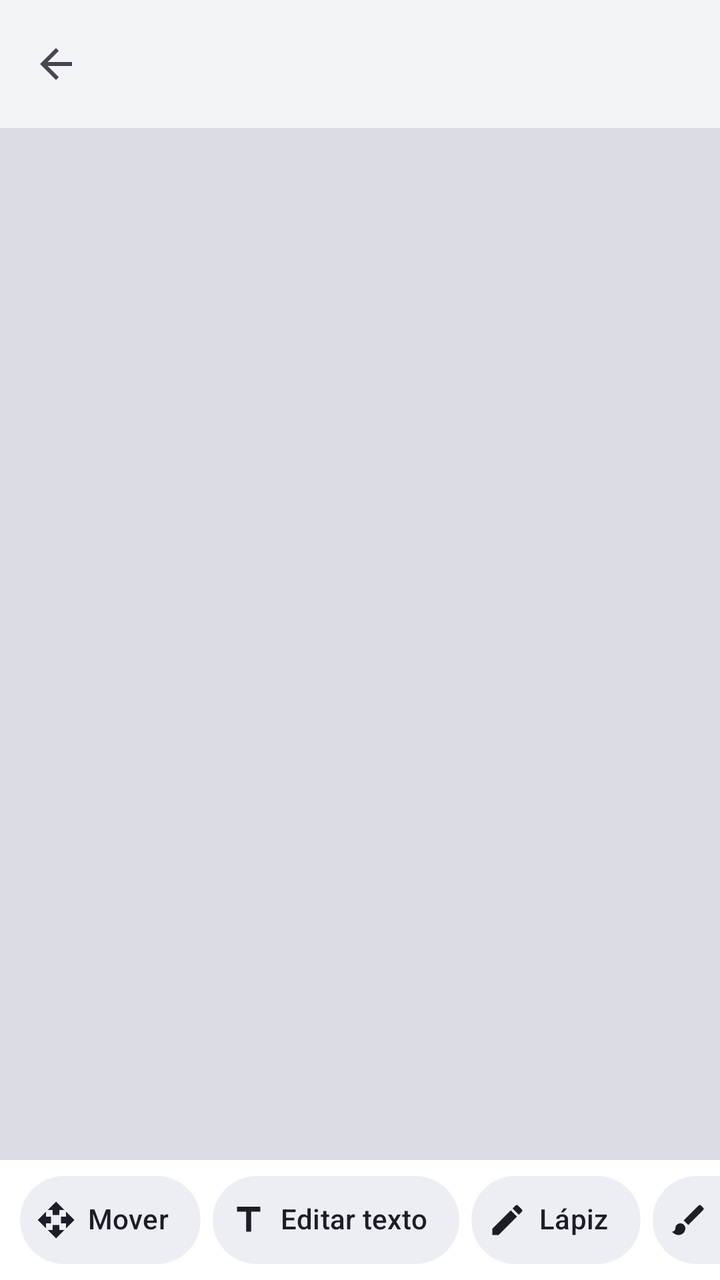
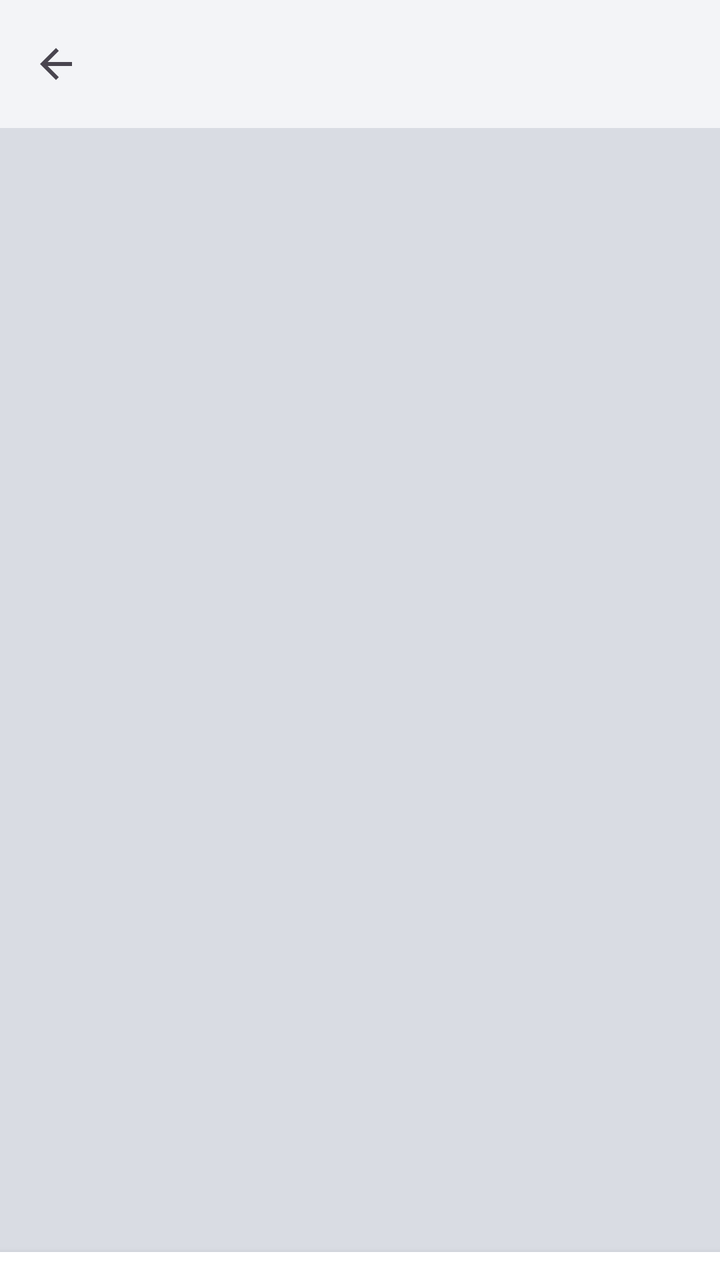

Compare the two renders of this Android layout. The source of the first and the diff that turns it into the second are given below.
<!-- AndroidManifest.xml: application theme Theme.GigaPDF -->
<!-- res/layout/activity_editor.xml -->
<?xml version="1.0" encoding="utf-8"?>
<LinearLayout xmlns:android="http://schemas.android.com/apk/res/android"
    xmlns:app="http://schemas.android.com/apk/res-auto"
    android:layout_width="match_parent"
    android:layout_height="match_parent"
    android:background="@color/page_bg"
    android:orientation="vertical">

    <com.google.android.material.appbar.MaterialToolbar
        android:id="@+id/toolbar"
        android:layout_width="match_parent"
        android:layout_height="?attr/actionBarSize"
        android:background="@color/bg"
        app:navigationIcon="@drawable/ic_back"
        app:subtitleTextColor="@color/text_soft"
        app:titleTextAppearance="@style/TextAppearance.Material3.TitleMedium" />

    <FrameLayout
        android:layout_width="match_parent"
        android:layout_height="0dp"
        android:layout_weight="1">

        <androidx.recyclerview.widget.RecyclerView
            android:id="@+id/pages"
            android:layout_width="match_parent"
            android:layout_height="match_parent"
            android:clipToPadding="false"
            android:paddingStart="10dp"
            android:paddingTop="10dp"
            android:paddingEnd="10dp"
            android:paddingBottom="24dp" />

        <TextView
            android:id="@+id/hint"
            android:layout_width="wrap_content"
            android:layout_height="wrap_content"
            android:layout_gravity="top|center_horizontal"
            android:layout_marginTop="12dp"
            android:background="@drawable/bg_hint"
            android:paddingStart="16dp"
            android:paddingTop="8dp"
            android:paddingEnd="16dp"
            android:paddingBottom="8dp"
            android:textColor="@color/on_primary"
            android:textSize="13sp"
            android:visibility="gone" />

        <FrameLayout
            android:id="@+id/busy"
            android:layout_width="match_parent"
            android:layout_height="match_parent"
            android:background="#66FFFFFF"
            android:clickable="true"
            android:focusable="true"
            android:visibility="gone">

            <ProgressBar
                android:layout_width="wrap_content"
                android:layout_height="wrap_content"
                android:layout_gravity="center" />
        </FrameLayout>
    </FrameLayout>

    <HorizontalScrollView
        android:layout_width="match_parent"
        android:layout_height="wrap_content"
        android:background="@color/surface"
        android:scrollbars="none">

        <LinearLayout
            android:layout_width="wrap_content"
            android:layout_height="wrap_content"
            android:gravity="center_vertical"
            android:orientation="horizontal"
            android:paddingStart="10dp"
            android:paddingTop="6dp"
            android:paddingEnd="10dp"
            android:paddingBottom="6dp">

            <com.google.android.material.chip.ChipGroup
                android:id="@+id/tools"
                android:layout_width="wrap_content"
                android:layout_height="wrap_content"
                app:chipSpacingHorizontal="6dp"
                app:selectionRequired="true"
                app:singleLine="true"
                app:singleSelection="true">
                <com.google.android.material.chip.Chip
                    android:id="@+id/toolPan"
                    style="@style/ToolChip"
                    android:layout_width="wrap_content"
                    android:layout_height="wrap_content"
                    android:text="Mover"
                    app:chipIcon="@drawable/ic_pan" />
                <com.google.android.material.chip.Chip
                    android:id="@+id/toolEditText"
                    style="@style/ToolChip"
                    android:layout_width="wrap_content"
                    android:layout_height="wrap_content"
                    android:text="Editar texto"
                    app:chipIcon="@drawable/ic_text" />
                <com.google.android.material.chip.Chip
                    android:id="@+id/toolPen"
                    style="@style/ToolChip"
                    android:layout_width="wrap_content"
                    android:layout_height="wrap_content"
                    android:text="Lápiz"
                    app:chipIcon="@drawable/ic_pen" />
                <com.google.android.material.chip.Chip
                    android:id="@+id/toolHighlight"
                    style="@style/ToolChip"
                    android:layout_width="wrap_content"
                    android:layout_height="wrap_content"
                    android:text="Resaltar"
                    app:chipIcon="@drawable/ic_highlight" />
                <com.google.android.material.chip.Chip
                    android:id="@+id/toolText"
                    style="@style/ToolChip"
                    android:layout_width="wrap_content"
                    android:layout_height="wrap_content"
                    android:text="Añadir texto"
                    app:chipIcon="@drawable/ic_add" />
                <com.google.android.material.chip.Chip
                    android:id="@+id/toolSign"
                    style="@style/ToolChip"
                    android:layout_width="wrap_content"
                    android:layout_height="wrap_content"
                    android:text="Firma"
                    app:chipIcon="@drawable/ic_sign" />
                <com.google.android.material.chip.Chip
                    android:id="@+id/toolErase"
                    style="@style/ToolChip"
                    android:layout_width="wrap_content"
                    android:layout_height="wrap_content"
                    android:text="Borrar"
                    app:chipIcon="@drawable/ic_eraser" />
            </com.google.android.material.chip.ChipGroup>

            <View
                android:layout_width="1dp"
                android:layout_height="28dp"
                android:layout_marginStart="8dp"
                android:layout_marginEnd="8dp"
                android:background="@color/divider" />

            <com.google.android.material.chip.Chip
                android:id="@+id/btnColor"
                style="@style/Widget.Material3.Chip.Assist"
                android:layout_width="wrap_content"
                android:layout_height="wrap_content"
                android:text="Color"
                app:chipIcon="@drawable/ic_circle"
                app:chipStrokeWidth="0dp"
                app:chipBackgroundColor="@color/surface_soft" />

            <com.google.android.material.chip.Chip
                android:id="@+id/btnUndo"
                style="@style/Widget.Material3.Chip.Assist"
                android:layout_width="wrap_content"
                android:layout_height="wrap_content"
                android:layout_marginStart="6dp"
                android:text="Deshacer"
                app:chipIcon="@drawable/ic_undo"
                app:chipStrokeWidth="0dp"
                app:chipBackgroundColor="@color/surface_soft" />
        </LinearLayout>
    </HorizontalScrollView>
</LinearLayout>
<!-- resources referenced by this layout -->
<resources>
  <color name="surface_soft">#ECEEF3</color>
  <!-- drawable ic_add (drawable) -->
  <?xml version="1.0" encoding="utf-8"?>
  <vector xmlns:android="http://schemas.android.com/apk/res/android" android:width="24dp" android:height="24dp" android:viewportWidth="24" android:viewportHeight="24" android:tint="?attr/colorControlNormal">
      <path android:fillColor="@android:color/white" android:pathData="M19,13h-6v6h-2v-6H5v-2h6V5h2v6h6v2z"/>
  </vector>
  <!-- drawable ic_circle (drawable) -->
  <?xml version="1.0" encoding="utf-8"?>
  <vector xmlns:android="http://schemas.android.com/apk/res/android" android:width="24dp" android:height="24dp" android:viewportWidth="24" android:viewportHeight="24" android:tint="?attr/colorControlNormal">
      <path android:fillColor="@android:color/white" android:pathData="M12,3c4.97,0 9,4.03 9,9s-4.03,9 -9,9 -9,-4.03 -9,-9 4.03,-9 9,-9z"/>
  </vector>
  <!-- drawable ic_eraser (drawable) -->
  <?xml version="1.0" encoding="utf-8"?>
  <vector xmlns:android="http://schemas.android.com/apk/res/android" android:width="24dp" android:height="24dp" android:viewportWidth="24" android:viewportHeight="24" android:tint="?attr/colorControlNormal">
      <path android:fillColor="@android:color/white" android:pathData="M16.24,3.56l4.95,4.95c0.78,0.79 0.78,2.05 0,2.84L12,20.53c-1.56,1.56 -4.1,1.56 -5.66,0L2.81,17c-0.78,-0.79 -0.78,-2.05 0,-2.84l10.6,-10.6c0.79,-0.78 2.05,-0.78 2.83,0zM4.22,15.58l3.54,3.53c0.78,0.79 2.04,0.79 2.83,0l3.53,-3.53 -4.95,-4.95 -4.95,4.95z"/>
  </vector>
  <!-- drawable ic_highlight (drawable) -->
  <?xml version="1.0" encoding="utf-8"?>
  <vector xmlns:android="http://schemas.android.com/apk/res/android" android:width="24dp" android:height="24dp" android:viewportWidth="24" android:viewportHeight="24" android:tint="?attr/colorControlNormal">
      <path android:fillColor="@android:color/white" android:pathData="M7,14c-1.66,0 -3,1.34 -3,3 0,1.31 -1.16,2 -2,2 0.92,1.22 2.49,2 4,2 2.21,0 4,-1.79 4,-4 0,-1.66 -1.34,-3 -3,-3zM20.71,4.63l-1.34,-1.34c-0.39,-0.39 -1.02,-0.39 -1.41,0L9,12.25 11.75,15l8.96,-8.96c0.39,-0.39 0.39,-1.02 0,-1.41z"/>
  </vector>
  <!-- drawable ic_pan (drawable) -->
  <?xml version="1.0" encoding="utf-8"?>
  <vector xmlns:android="http://schemas.android.com/apk/res/android" android:width="24dp" android:height="24dp" android:viewportWidth="24" android:viewportHeight="24" android:tint="?attr/colorControlNormal">
      <path android:fillColor="@android:color/white" android:pathData="M10,9h4V6h3l-5,-5 -5,5h3v3zM9,10H6V7l-5,5 5,5v-3h3v-4zM23,12l-5,-5v3h-3v4h3v3l5,-5zM14,15h-4v3H7l5,5 5,-5h-3v-3z"/>
  </vector>
  <!-- drawable ic_pen (drawable) -->
  <?xml version="1.0" encoding="utf-8"?>
  <vector xmlns:android="http://schemas.android.com/apk/res/android" android:width="24dp" android:height="24dp" android:viewportWidth="24" android:viewportHeight="24" android:tint="?attr/colorControlNormal">
      <path android:fillColor="@android:color/white" android:pathData="M3,17.25V21h3.75L17.81,9.94l-3.75,-3.75L3,17.25zM20.71,7.04c0.39,-0.39 0.39,-1.02 0,-1.41l-2.34,-2.34c-0.39,-0.39 -1.02,-0.39 -1.41,0l-1.83,1.83 3.75,3.75 1.83,-1.83z"/>
  </vector>
  <!-- drawable ic_sign (drawable) -->
  <?xml version="1.0" encoding="utf-8"?>
  <vector xmlns:android="http://schemas.android.com/apk/res/android" android:width="24dp" android:height="24dp" android:viewportWidth="24" android:viewportHeight="24" android:tint="?attr/colorControlNormal">
      <path android:strokeColor="@android:color/white" android:strokeWidth="2" android:strokeLineCap="round" android:strokeLineJoin="round" android:fillColor="#00000000" android:pathData="M3,16c2,-7 4,-9 5,-6s-1,7 1,7 3,-6 5,-6 1,4 3,4 2,-2 4,-2"/>
      <path android:fillColor="@android:color/white" android:pathData="M3,20h18v1.5H3z"/>
  </vector>
  <!-- drawable ic_text (drawable) -->
  <?xml version="1.0" encoding="utf-8"?>
  <vector xmlns:android="http://schemas.android.com/apk/res/android" android:width="24dp" android:height="24dp" android:viewportWidth="24" android:viewportHeight="24" android:tint="?attr/colorControlNormal">
      <path android:fillColor="@android:color/white" android:pathData="M5,4v3h5.5v12h3V7H19V4z"/>
  </vector>
  <!-- drawable ic_undo (drawable) -->
  <?xml version="1.0" encoding="utf-8"?>
  <vector xmlns:android="http://schemas.android.com/apk/res/android" android:width="24dp" android:height="24dp" android:viewportWidth="24" android:viewportHeight="24" android:tint="?attr/colorControlNormal">
      <path android:fillColor="@android:color/white" android:pathData="M12.5,8c-2.65,0 -5.05,0.99 -6.9,2.6L2,7v9h9l-3.62,-3.62c1.39,-1.16 3.16,-1.88 5.12,-1.88 3.54,0 6.55,2.31 7.6,5.5l2.37,-0.78C21.08,11.03 17.15,8 12.5,8z"/>
  </vector>
  <style name="ToolChip" parent="Widget.Material3.Chip.Filter">
          <item name="checkedIconVisible">false</item>
          <item name="chipIconVisible">true</item>
          <item name="chipStrokeWidth">0dp</item>
          <item name="chipMinHeight">44dp</item>
          <item name="chipCornerRadius">22dp</item>
          <item name="chipIconSize">20dp</item>
          <item name="chipBackgroundColor">@color/chip_bg</item>
          <item name="android:textColor">@color/chip_text</item>
          <item name="chipIconTint">@color/chip_text</item>
      </style>
  <!-- unchanged entries left out for length: 13 -->
</resources>

<!-- the commit's change to res/layout/activity_editor.xml (unified diff, before → after) -->
@@ -28,15 +28,18 @@
             android:paddingStart="10dp"
             android:paddingTop="10dp"
             android:paddingEnd="10dp"
-            android:paddingBottom="24dp" />
+            android:paddingBottom="80dp" />
 
         <TextView
             android:id="@+id/hint"
             android:layout_width="wrap_content"
             android:layout_height="wrap_content"
             android:layout_gravity="top|center_horizontal"
+            android:layout_marginStart="24dp"
             android:layout_marginTop="12dp"
+            android:layout_marginEnd="24dp"
             android:background="@drawable/bg_hint"
+            android:gravity="center"
             android:paddingStart="16dp"
             android:paddingTop="8dp"
             android:paddingEnd="16dp"
@@ -44,6 +47,35 @@
             android:textColor="@color/on_primary"
             android:textSize="13sp"
             android:visibility="gone" />
+
+        <TextView
+            android:id="@+id/pageIndicator"
+            android:layout_width="wrap_content"
+            android:layout_height="wrap_content"
+            android:layout_gravity="bottom|end"
+            android:layout_margin="14dp"
+            android:background="@drawable/bg_pill"
+            android:paddingStart="12dp"
+            android:paddingTop="5dp"
+            android:paddingEnd="12dp"
+            android:paddingBottom="5dp"
+            android:textColor="@color/on_primary"
+            android:textSize="12sp"
+            android:visibility="gone" />
+
+        <com.google.android.material.button.MaterialButton
+            android:id="@+id/btnExitPreview"
+            android:layout_width="wrap_content"
+            android:layout_height="52dp"
+            android:layout_gravity="bottom|center_horizontal"
+            android:layout_marginBottom="20dp"
+            android:backgroundTint="#E6202430"
+            android:text="Seguir editando"
+            android:textColor="@color/on_primary"
+            android:visibility="gone"
+            app:cornerRadius="26dp"
+            app:icon="@drawable/ic_close"
+            app:iconTint="@color/on_primary" />
 
         <FrameLayout
             android:id="@+id/busy"
@@ -62,107 +94,23 @@
     </FrameLayout>
 
     <HorizontalScrollView
+        android:id="@+id/toolBar"
         android:layout_width="match_parent"
         android:layout_height="wrap_content"
         android:background="@color/surface"
+        android:elevation="6dp"
+        android:fillViewport="true"
         android:scrollbars="none">
 
         <LinearLayout
+            android:id="@+id/toolRow"
             android:layout_width="wrap_content"
             android:layout_height="wrap_content"
             android:gravity="center_vertical"
             android:orientation="horizontal"
-            android:paddingStart="10dp"
+            android:paddingStart="4dp"
             android:paddingTop="6dp"
-            android:paddingEnd="10dp"
-            android:paddingBottom="6dp">
-
-            <com.google.android.material.chip.ChipGroup
-                android:id="@+id/tools"
-                android:layout_width="wrap_content"
-                android:layout_height="wrap_content"
-                app:chipSpacingHorizontal="6dp"
-                app:selectionRequired="true"
-                app:singleLine="true"
-                app:singleSelection="true">
-                <com.google.android.material.chip.Chip
-                    android:id="@+id/toolPan"
-                    style="@style/ToolChip"
-                    android:layout_width="wrap_content"
-                    android:layout_height="wrap_content"
-                    android:text="Mover"
-                    app:chipIcon="@drawable/ic_pan" />
-                <com.google.android.material.chip.Chip
-                    android:id="@+id/toolEditText"
-                    style="@style/ToolChip"
-                    android:layout_width="wrap_content"
-                    android:layout_height="wrap_content"
-                    android:text="Editar texto"
-                    app:chipIcon="@drawable/ic_text" />
-                <com.google.android.material.chip.Chip
-                    android:id="@+id/toolPen"
-                    style="@style/ToolChip"
-                    android:layout_width="wrap_content"
-                    android:layout_height="wrap_content"
-                    android:text="Lápiz"
-                    app:chipIcon="@drawable/ic_pen" />
-                <com.google.android.material.chip.Chip
-                    android:id="@+id/toolHighlight"
-                    style="@style/ToolChip"
-                    android:layout_width="wrap_content"
-                    android:layout_height="wrap_content"
-                    android:text="Resaltar"
-                    app:chipIcon="@drawable/ic_highlight" />
-                <com.google.android.material.chip.Chip
-                    android:id="@+id/toolText"
-                    style="@style/ToolChip"
-                    android:layout_width="wrap_content"
-                    android:layout_height="wrap_content"
-                    android:text="Añadir texto"
-                    app:chipIcon="@drawable/ic_add" />
-                <com.google.android.material.chip.Chip
-                    android:id="@+id/toolSign"
-                    style="@style/ToolChip"
-                    android:layout_width="wrap_content"
-                    android:layout_height="wrap_content"
-                    android:text="Firma"
-                    app:chipIcon="@drawable/ic_sign" />
-                <com.google.android.material.chip.Chip
-                    android:id="@+id/toolErase"
-                    style="@style/ToolChip"
-                    android:layout_width="wrap_content"
-                    android:layout_height="wrap_content"
-                    android:text="Borrar"
-                    app:chipIcon="@drawable/ic_eraser" />
-            </com.google.android.material.chip.ChipGroup>
-
-            <View
-                android:layout_width="1dp"
-                android:layout_height="28dp"
-                android:layout_marginStart="8dp"
-                android:layout_marginEnd="8dp"
-                android:background="@color/divider" />
-
-            <com.google.android.material.chip.Chip
-                android:id="@+id/btnColor"
-                style="@style/Widget.Material3.Chip.Assist"
-                android:layout_width="wrap_content"
-                android:layout_height="wrap_content"
-                android:text="Color"
-                app:chipIcon="@drawable/ic_circle"
-                app:chipStrokeWidth="0dp"
-                app:chipBackgroundColor="@color/surface_soft" />
-
-            <com.google.android.material.chip.Chip
-                android:id="@+id/btnUndo"
-                style="@style/Widget.Material3.Chip.Assist"
-                android:layout_width="wrap_content"
-                android:layout_height="wrap_content"
-                android:layout_marginStart="6dp"
-                android:text="Deshacer"
-                app:chipIcon="@drawable/ic_undo"
-                app:chipStrokeWidth="0dp"
-                app:chipBackgroundColor="@color/surface_soft" />
-        </LinearLayout>
+            android:paddingEnd="4dp"
+            android:paddingBottom="8dp" />
     </HorizontalScrollView>
 </LinearLayout>
<!-- resource entries referenced after the edit -->
@@ -1,63 +1,16 @@
 <!-- resources referenced by this layout -->
 <resources>
-  <color name="surface_soft">#ECEEF3</color>
-  <!-- drawable ic_add (drawable) -->
+  <!-- drawable bg_pill (drawable) -->
+  <?xml version="1.0" encoding="utf-8"?>
+  <shape xmlns:android="http://schemas.android.com/apk/res/android" android:shape="rectangle">
+      <solid android:color="#E6202430" />
+      <corners android:radius="24dp" />
+  </shape>
+  <!-- drawable ic_close (drawable) -->
   <?xml version="1.0" encoding="utf-8"?>
   <vector xmlns:android="http://schemas.android.com/apk/res/android" android:width="24dp" android:height="24dp" android:viewportWidth="24" android:viewportHeight="24" android:tint="?attr/colorControlNormal">
-      <path android:fillColor="@android:color/white" android:pathData="M19,13h-6v6h-2v-6H5v-2h6V5h2v6h6v2z"/>
+      <path android:fillColor="@android:color/white" android:pathData="M19,6.41L17.59,5 12,10.59 6.41,5 5,6.41 10.59,12 5,17.59 6.41,19 12,13.41 17.59,19 19,17.59 13.41,12z"/>
   </vector>
-  <!-- drawable ic_circle (drawable) -->
-  <?xml version="1.0" encoding="utf-8"?>
-  <vector xmlns:android="http://schemas.android.com/apk/res/android" android:width="24dp" android:height="24dp" android:viewportWidth="24" android:viewportHeight="24" android:tint="?attr/colorControlNormal">
-      <path android:fillColor="@android:color/white" android:pathData="M12,3c4.97,0 9,4.03 9,9s-4.03,9 -9,9 -9,-4.03 -9,-9 4.03,-9 9,-9z"/>
-  </vector>
-  <!-- drawable ic_eraser (drawable) -->
-  <?xml version="1.0" encoding="utf-8"?>
-  <vector xmlns:android="http://schemas.android.com/apk/res/android" android:width="24dp" android:height="24dp" android:viewportWidth="24" android:viewportHeight="24" android:tint="?attr/colorControlNormal">
-      <path android:fillColor="@android:color/white" android:pathData="M16.24,3.56l4.95,4.95c0.78,0.79 0.78,2.05 0,2.84L12,20.53c-1.56,1.56 -4.1,1.56 -5.66,0L2.81,17c-0.78,-0.79 -0.78,-2.05 0,-2.84l10.6,-10.6c0.79,-0.78 2.05,-0.78 2.83,0zM4.22,15.58l3.54,3.53c0.78,0.79 2.04,0.79 2.83,0l3.53,-3.53 -4.95,-4.95 -4.95,4.95z"/>
-  </vector>
-  <!-- drawable ic_highlight (drawable) -->
-  <?xml version="1.0" encoding="utf-8"?>
-  <vector xmlns:android="http://schemas.android.com/apk/res/android" android:width="24dp" android:height="24dp" android:viewportWidth="24" android:viewportHeight="24" android:tint="?attr/colorControlNormal">
-      <path android:fillColor="@android:color/white" android:pathData="M7,14c-1.66,0 -3,1.34 -3,3 0,1.31 -1.16,2 -2,2 0.92,1.22 2.49,2 4,2 2.21,0 4,-1.79 4,-4 0,-1.66 -1.34,-3 -3,-3zM20.71,4.63l-1.34,-1.34c-0.39,-0.39 -1.02,-0.39 -1.41,0L9,12.25 11.75,15l8.96,-8.96c0.39,-0.39 0.39,-1.02 0,-1.41z"/>
-  </vector>
-  <!-- drawable ic_pan (drawable) -->
-  <?xml version="1.0" encoding="utf-8"?>
-  <vector xmlns:android="http://schemas.android.com/apk/res/android" android:width="24dp" android:height="24dp" android:viewportWidth="24" android:viewportHeight="24" android:tint="?attr/colorControlNormal">
-      <path android:fillColor="@android:color/white" android:pathData="M10,9h4V6h3l-5,-5 -5,5h3v3zM9,10H6V7l-5,5 5,5v-3h3v-4zM23,12l-5,-5v3h-3v4h3v3l5,-5zM14,15h-4v3H7l5,5 5,-5h-3v-3z"/>
-  </vector>
-  <!-- drawable ic_pen (drawable) -->
-  <?xml version="1.0" encoding="utf-8"?>
-  <vector xmlns:android="http://schemas.android.com/apk/res/android" android:width="24dp" android:height="24dp" android:viewportWidth="24" android:viewportHeight="24" android:tint="?attr/colorControlNormal">
-      <path android:fillColor="@android:color/white" android:pathData="M3,17.25V21h3.75L17.81,9.94l-3.75,-3.75L3,17.25zM20.71,7.04c0.39,-0.39 0.39,-1.02 0,-1.41l-2.34,-2.34c-0.39,-0.39 -1.02,-0.39 -1.41,0l-1.83,1.83 3.75,3.75 1.83,-1.83z"/>
-  </vector>
-  <!-- drawable ic_sign (drawable) -->
-  <?xml version="1.0" encoding="utf-8"?>
-  <vector xmlns:android="http://schemas.android.com/apk/res/android" android:width="24dp" android:height="24dp" android:viewportWidth="24" android:viewportHeight="24" android:tint="?attr/colorControlNormal">
-      <path android:strokeColor="@android:color/white" android:strokeWidth="2" android:strokeLineCap="round" android:strokeLineJoin="round" android:fillColor="#00000000" android:pathData="M3,16c2,-7 4,-9 5,-6s-1,7 1,7 3,-6 5,-6 1,4 3,4 2,-2 4,-2"/>
-      <path android:fillColor="@android:color/white" android:pathData="M3,20h18v1.5H3z"/>
-  </vector>
-  <!-- drawable ic_text (drawable) -->
-  <?xml version="1.0" encoding="utf-8"?>
-  <vector xmlns:android="http://schemas.android.com/apk/res/android" android:width="24dp" android:height="24dp" android:viewportWidth="24" android:viewportHeight="24" android:tint="?attr/colorControlNormal">
-      <path android:fillColor="@android:color/white" android:pathData="M5,4v3h5.5v12h3V7H19V4z"/>
-  </vector>
-  <!-- drawable ic_undo (drawable) -->
-  <?xml version="1.0" encoding="utf-8"?>
-  <vector xmlns:android="http://schemas.android.com/apk/res/android" android:width="24dp" android:height="24dp" android:viewportWidth="24" android:viewportHeight="24" android:tint="?attr/colorControlNormal">
-      <path android:fillColor="@android:color/white" android:pathData="M12.5,8c-2.65,0 -5.05,0.99 -6.9,2.6L2,7v9h9l-3.62,-3.62c1.39,-1.16 3.16,-1.88 5.12,-1.88 3.54,0 6.55,2.31 7.6,5.5l2.37,-0.78C21.08,11.03 17.15,8 12.5,8z"/>
-  </vector>
-  <style name="ToolChip" parent="Widget.Material3.Chip.Filter">
-          <item name="checkedIconVisible">false</item>
-          <item name="chipIconVisible">true</item>
-          <item name="chipStrokeWidth">0dp</item>
-          <item name="chipMinHeight">44dp</item>
-          <item name="chipCornerRadius">22dp</item>
-          <item name="chipIconSize">20dp</item>
-          <item name="chipBackgroundColor">@color/chip_bg</item>
-          <item name="android:textColor">@color/chip_text</item>
-          <item name="chipIconTint">@color/chip_text</item>
-      </style>
   <!-- unchanged entries left out for length: 13 -->
 </resources>
 
